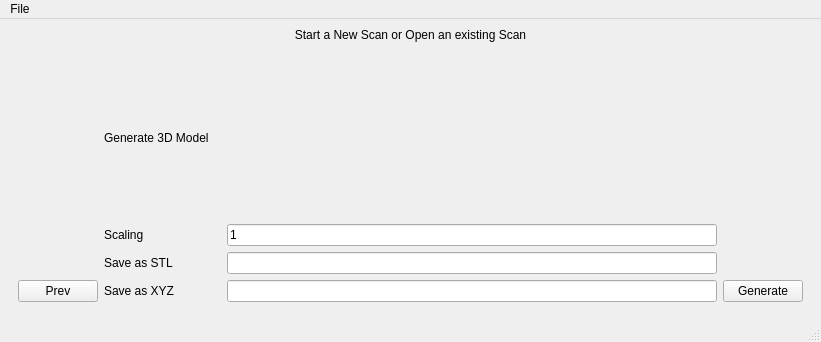
Old version of the form src/gui/v2-gui-interface/mainwindow.ui in the repository BobbyChiu/senior-design.
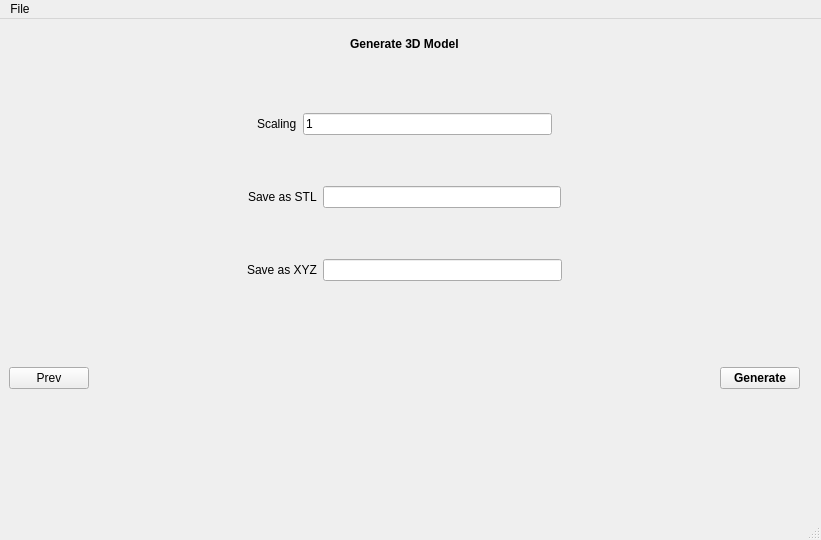
New version of the form. The open tabs and pages were chosen to show the change.

Commit message: layout changes for symmetry/consistency

Patch:
```diff
--- a/src/gui/v2-gui-interface/mainwindow.ui
+++ b/src/gui/v2-gui-interface/mainwindow.ui
@@ -7,16 +7,22 @@
     <x>0</x>
     <y>0</y>
     <width>821</width>
-    <height>315</height>
+    <height>540</height>
    </rect>
   </property>
   <property name="windowTitle">
    <string>MainWindow</string>
   </property>
   <widget class="QWidget" name="centralwidget">
-   <layout class="QGridLayout" name="gridLayout_2">
-    <item row="1" column="0">
      <widget class="QStackedWidget" name="stackedWidget">
+    <property name="geometry">
+     <rect>
+      <x>9</x>
+      <y>9</y>
+      <width>791</width>
+      <height>371</height>
+     </rect>
+    </property>
       <property name="styleSheet">
        <string notr="true"/>
       </property>
@@ -32,7 +38,22 @@
           </property>
          </widget>
         </item>
-        <item row="4" column="3">
+      <item row="1" column="1" colspan="3">
+       <widget class="QLabel" name="label_11">
+        <property name="font">
+         <font>
+          <bold>true</bold>
+         </font>
+        </property>
+        <property name="text">
+         <string>Start a New Scan or Open an existing Scan</string>
+        </property>
+        <property name="alignment">
+         <set>Qt::AlignCenter</set>
+        </property>
+       </widget>
+      </item>
+      <item row="5" column="3">
          <widget class="QPushButton" name="page2">
           <property name="text">
            <string>Next</string>
@@ -248,77 +269,238 @@
        </layout>
       </widget>
       <widget class="QWidget" name="page_4">
-       <layout class="QGridLayout" name="gridLayout_5">
-        <item row="3" column="5">
-         <widget class="QPushButton" name="generateButton">
+     <widget class="QWidget" name="horizontalLayoutWidget_7">
+      <property name="geometry">
+       <rect>
+        <x>0</x>
+        <y>0</y>
+        <width>791</width>
+        <height>31</height>
+       </rect>
+      </property>
+      <layout class="QHBoxLayout" name="horizontalLayout_8">
+       <item>
+        <spacer name="horizontalSpacer_5">
+         <property name="orientation">
+          <enum>Qt::Horizontal</enum>
+         </property>
+         <property name="sizeHint" stdset="0">
+          <size>
+           <width>40</width>
+           <height>20</height>
+          </size>
+         </property>
+        </spacer>
+       </item>
+       <item>
+        <widget class="QLabel" name="label_16">
+         <property name="font">
+          <font>
+           <bold>true</bold>
+          </font>
+         </property>
           <property name="text">
-           <string>Generate</string>
+          <string>Generate 3D Model</string>
           </property>
          </widget>
         </item>
-        <item row="2" column="1" colspan="3">
+       <item>
+        <spacer name="horizontalSpacer_6">
+         <property name="orientation">
+          <enum>Qt::Horizontal</enum>
+         </property>
+         <property name="sizeHint" stdset="0">
+          <size>
+           <width>40</width>
+           <height>20</height>
+          </size>
+         </property>
+        </spacer>
+       </item>
+      </layout>
+     </widget>
+     <widget class="QWidget" name="verticalLayoutWidget_4">
+      <property name="geometry">
+       <rect>
+        <x>0</x>
+        <y>40</y>
+        <width>791</width>
+        <height>261</height>
+       </rect>
+      </property>
+      <layout class="QVBoxLayout" name="verticalLayout_5">
+       <item>
+        <layout class="QHBoxLayout" name="horizontalLayout_9">
+         <item>
+          <spacer name="horizontalSpacer_7">
+           <property name="orientation">
+            <enum>Qt::Horizontal</enum>
+           </property>
+           <property name="sizeHint" stdset="0">
+            <size>
+             <width>40</width>
+             <height>20</height>
+            </size>
+           </property>
+          </spacer>
+         </item>
+         <item>
+          <widget class="QLabel" name="label_7">
+           <property name="text">
+            <string>Scaling</string>
+           </property>
+          </widget>
+         </item>
+         <item>
+          <widget class="QLineEdit" name="scalingInput">
+           <property name="text">
+            <string>1</string>
+           </property>
+          </widget>
+         </item>
+         <item>
+          <spacer name="horizontalSpacer_8">
+           <property name="orientation">
+            <enum>Qt::Horizontal</enum>
+           </property>
+           <property name="sizeHint" stdset="0">
+            <size>
+             <width>40</width>
+             <height>20</height>
+            </size>
+           </property>
+          </spacer>
+         </item>
+        </layout>
+       </item>
+       <item>
+        <layout class="QHBoxLayout" name="horizontalLayout_10">
+         <item>
+          <spacer name="horizontalSpacer_9">
+           <property name="orientation">
+            <enum>Qt::Horizontal</enum>
+           </property>
+           <property name="sizeHint" stdset="0">
+            <size>
+             <width>40</width>
+             <height>20</height>
+            </size>
+           </property>
+          </spacer>
+         </item>
+         <item>
          <widget class="QLabel" name="label_9">
           <property name="text">
            <string>Save as STL</string>
           </property>
          </widget>
         </item>
-        <item row="1" column="4">
-         <widget class="QLineEdit" name="scalingInput">
-          <property name="text">
-           <string>1</string>
-          </property>
-         </widget>
-        </item>
-        <item row="3" column="1" colspan="3">
+         <item>
+          <widget class="QLineEdit" name="stlSaveInput"/>
+         </item>
+         <item>
+          <spacer name="horizontalSpacer_10">
+           <property name="orientation">
+            <enum>Qt::Horizontal</enum>
+           </property>
+           <property name="sizeHint" stdset="0">
+            <size>
+             <width>40</width>
+             <height>20</height>
+            </size>
+           </property>
+          </spacer>
+         </item>
+        </layout>
+       </item>
+       <item>
+        <layout class="QHBoxLayout" name="horizontalLayout_11">
+         <item>
+          <spacer name="horizontalSpacer_11">
+           <property name="orientation">
+            <enum>Qt::Horizontal</enum>
+           </property>
+           <property name="sizeHint" stdset="0">
+            <size>
+             <width>40</width>
+             <height>20</height>
+            </size>
+           </property>
+          </spacer>
+         </item>
+         <item>
          <widget class="QLabel" name="label_10">
           <property name="text">
            <string>Save as XYZ</string>
           </property>
          </widget>
         </item>
-        <item row="3" column="0">
-         <widget class="QPushButton" name="prev3">
-          <property name="text">
-           <string>Prev</string>
-          </property>
-         </widget>
-        </item>
-        <item row="1" column="1">
-         <widget class="QLabel" name="label_7">
-          <property name="text">
-           <string>Scaling</string>
-          </property>
-         </widget>
-        </item>
-        <item row="2" column="4">
-         <widget class="QLineEdit" name="stlSaveInput"/>
-        </item>
-        <item row="0" column="1">
-         <widget class="QLabel" name="label_16">
-          <property name="text">
-           <string>Generate 3D Model</string>
-          </property>
-         </widget>
-        </item>
-        <item row="3" column="4">
+         <item>
          <widget class="QLineEdit" name="xyzSaveInput"/>
         </item>
-       </layout>
-      </widget>
-     </widget>
-    </item>
-    <item row="0" column="0">
-     <widget class="QLabel" name="label_11">
-      <property name="text">
-       <string>Start a New Scan or Open an existing Scan</string>
-      </property>
-      <property name="alignment">
-       <set>Qt::AlignCenter</set>
-      </property>
+         <item>
+          <spacer name="horizontalSpacer_12">
+           <property name="orientation">
+            <enum>Qt::Horizontal</enum>
+           </property>
+           <property name="sizeHint" stdset="0">
+            <size>
+             <width>40</width>
+             <height>20</height>
+            </size>
+           </property>
+          </spacer>
+         </item>
+        </layout>
+       </item>
+      </layout>
+     </widget>
+     <widget class="QWidget" name="horizontalLayoutWidget_11">
+      <property name="geometry">
+       <rect>
+        <x>0</x>
+        <y>330</y>
+        <width>791</width>
+        <height>41</height>
+       </rect>
+      </property>
+      <layout class="QHBoxLayout" name="horizontalLayout_12">
+       <item>
+        <widget class="QPushButton" name="prev3">
+         <property name="text">
+          <string>Prev</string>
+         </property>
+        </widget>
+       </item>
+       <item>
+        <spacer name="horizontalSpacer_13">
+         <property name="orientation">
+          <enum>Qt::Horizontal</enum>
+         </property>
+         <property name="sizeHint" stdset="0">
+          <size>
+           <width>40</width>
+           <height>20</height>
+          </size>
+         </property>
+        </spacer>
+       </item>
+       <item>
+        <widget class="QPushButton" name="generateButton">
+         <property name="font">
+          <font>
+           <bold>true</bold>
+          </font>
+         </property>
+         <property name="text">
+          <string>Generate</string>
+         </property>
      </widget>
     </item>
    </layout>
+     </widget>
+    </widget>
+   </widget>
   </widget>
   <widget class="QMenuBar" name="menubar">
    <property name="geometry">
```
Left out of the diff: 298 changed lines with no effect on the pictures. Lines whose indentation alone changed are shown as unchanged.
